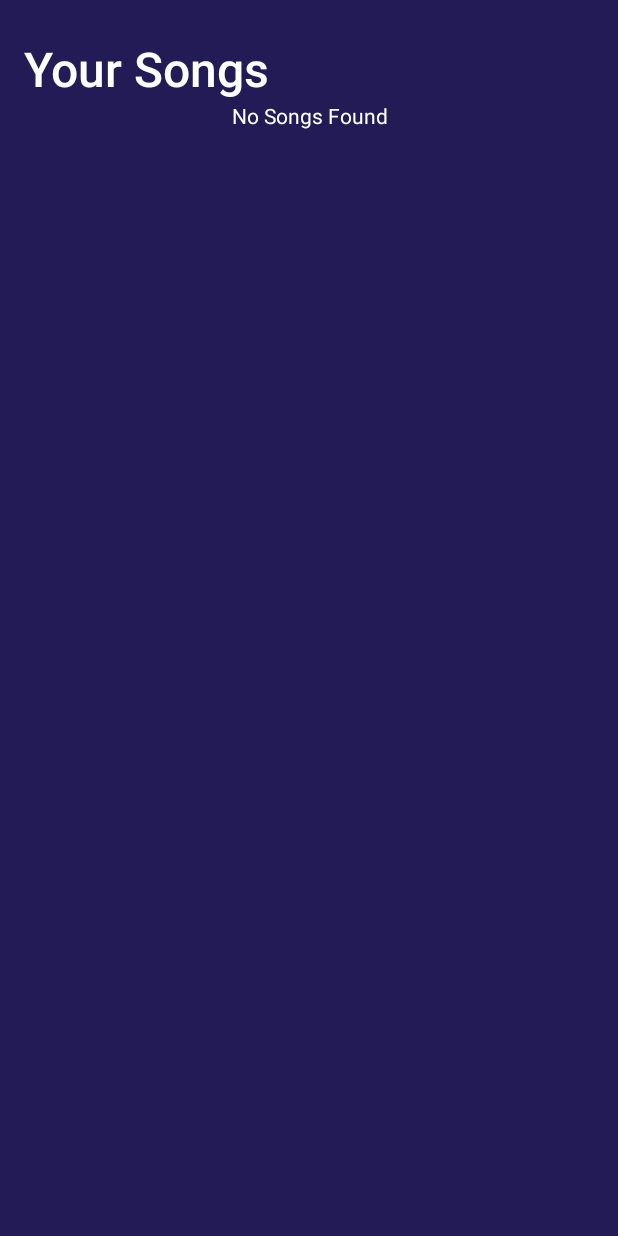
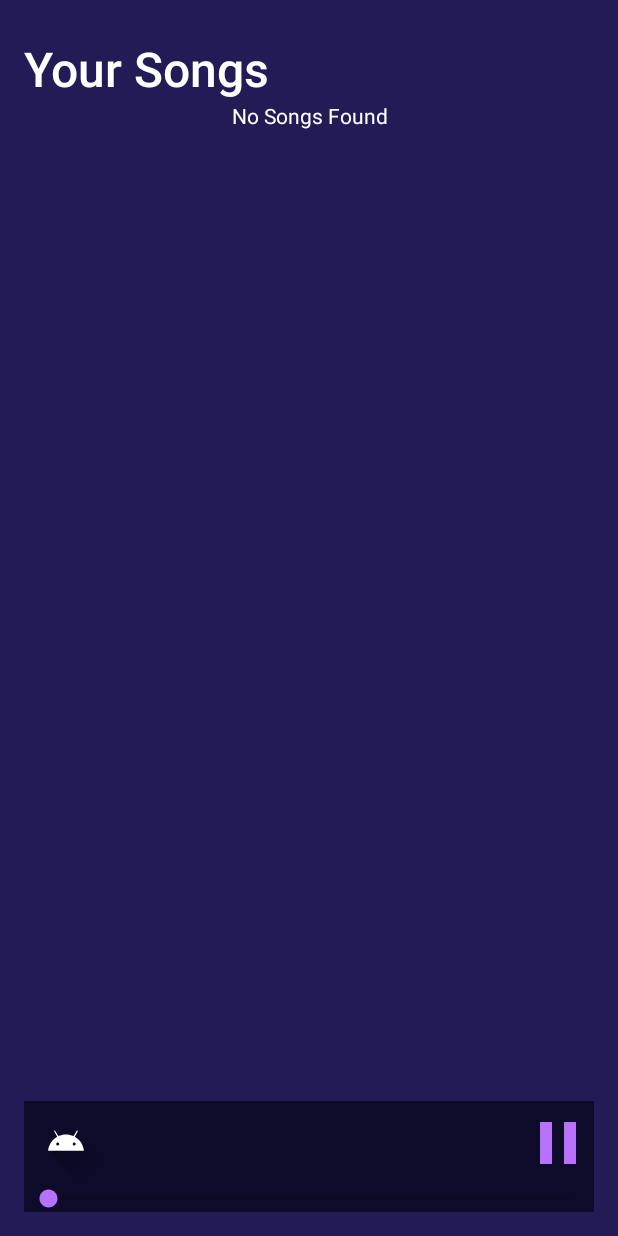
Before and after one commit to JoseCruzMV/MusicPlayer, an Android app: the screen it shows after launch (MainActivity), on a phone screen of 412 x 824 dp. Run offline under Robolectric (Android 15) with nearby library versions, the phone set to English and light mode, and no system bars.

Commit message:
Done. Controls ui

```diff
--- a/app/src/main/res/layout/roster_songs_fragment.xml
+++ b/app/src/main/res/layout/roster_songs_fragment.xml
@@ -1,6 +1,7 @@
 <?xml version="1.0" encoding="utf-8"?>
 <androidx.constraintlayout.widget.ConstraintLayout xmlns:android="http://schemas.android.com/apk/res/android"
     xmlns:app="http://schemas.android.com/apk/res-auto"
+    xmlns:tools="http://schemas.android.com/tools"
     style="@style/FragmentsTheme"
     android:layout_width="match_parent"
     android:layout_height="match_parent">
@@ -32,9 +33,61 @@
         android:id="@+id/songs_recyclerView"
         android:layout_width="0dp"
         android:layout_height="0dp"
-        app:layout_constraintBottom_toBottomOf="parent"
+        app:layout_constraintBottom_toTopOf="@id/layout_controls"
         app:layout_constraintEnd_toEndOf="parent"
         app:layout_constraintStart_toStartOf="parent"
         app:layout_constraintTop_toBottomOf="@+id/textView" />
 
+    <androidx.constraintlayout.widget.ConstraintLayout
+        android:id="@+id/layout_controls"
+        android:layout_width="0dp"
+        android:layout_height="wrap_content"
+        style="@style/Controls"
+        app:layout_constraintBottom_toBottomOf="parent"
+        app:layout_constraintEnd_toEndOf="parent"
+        app:layout_constraintStart_toStartOf="parent"
+        app:layout_constraintTop_toBottomOf="@id/songs_recyclerView">
+
+
+        <ImageView
+            android:id="@+id/imageView"
+            android:contentDescription="@string/songs_cover_description"
+            android:layout_width="@dimen/image_roster"
+            android:layout_height="@dimen/image_roster"
+            app:layout_constraintBottom_toTopOf="@+id/seekBar"
+            app:layout_constraintStart_toStartOf="parent"
+            app:layout_constraintTop_toTopOf="parent"
+            app:srcCompat="@drawable/ic_launcher_foreground" />
+
+        <TextView
+            android:id="@+id/tv_controls_roster_song_title"
+            style="@style/TextTheme"
+            android:layout_width="0dp"
+            android:layout_height="wrap_content"
+            app:layout_constraintEnd_toStartOf="@+id/iv_pause_play"
+            app:layout_constraintStart_toEndOf="@+id/imageView"
+            app:layout_constraintTop_toTopOf="parent"
+            tools:text="TextView" />
+
+        <ImageView
+            android:id="@+id/iv_pause_play"
+            android:layout_width="48dp"
+            android:layout_height="48dp"
+            android:contentDescription="@string/pause_play_button_description"
+            app:layout_constraintBottom_toTopOf="@+id/seekBar"
+            app:layout_constraintEnd_toEndOf="parent"
+            app:layout_constraintTop_toTopOf="parent"
+            app:srcCompat="@drawable/ic_pause"
+            app:tint="@color/secondary"
+            tools:ignore="RedundantDescriptionCheck,RedundantDescriptionCheck" />
+
+        <SeekBar
+            android:id="@+id/seekBar"
+            android:layout_width="0dp"
+            android:layout_height="wrap_content"
+            app:layout_constraintBottom_toBottomOf="parent"
+            app:layout_constraintEnd_toEndOf="parent"
+            app:layout_constraintStart_toStartOf="parent" />
+    </androidx.constraintlayout.widget.ConstraintLayout>
+
 </androidx.constraintlayout.widget.ConstraintLayout>
--- a/app/src/main/res/values/themes.xml
+++ b/app/src/main/res/values/themes.xml
@@ -1,4 +1,4 @@
-<resources xmlns:tools="http://schemas.android.com/tools">
+<resources>
     <!-- Base application theme. -->
     <style name="Theme.MusicPlayer" parent="Theme.MaterialComponents.DayNight.NoActionBar">
         <!-- Primary brand color. -->
@@ -10,9 +10,10 @@
         <item name="colorSecondaryVariant">@color/secondaryVariant</item>
         <item name="colorOnSecondary">@color/black</item>
         <!-- Status bar color. -->
-        <item name="android:statusBarColor" tools:targetApi="l">?attr/colorPrimary</item>
+        <item name="android:statusBarColor" >?attr/colorPrimary</item>
         <!-- Customize your theme here. -->
     </style>
+
 
     <style name="FragmentsTheme" parent="Theme.MusicPlayer">
         <item name="android:background">@color/primary</item>
@@ -34,4 +35,8 @@
         <item name="android:backgroundTint">@color/primaryVariant</item>
         <item name="android:padding">@dimen/button_padding</item>
     </style>
+
+    <style name="Controls" parent="Theme.MusicPlayer">
+        <item name="android:background">@color/darkContrast</item>
+    </style>
 </resources>
```
